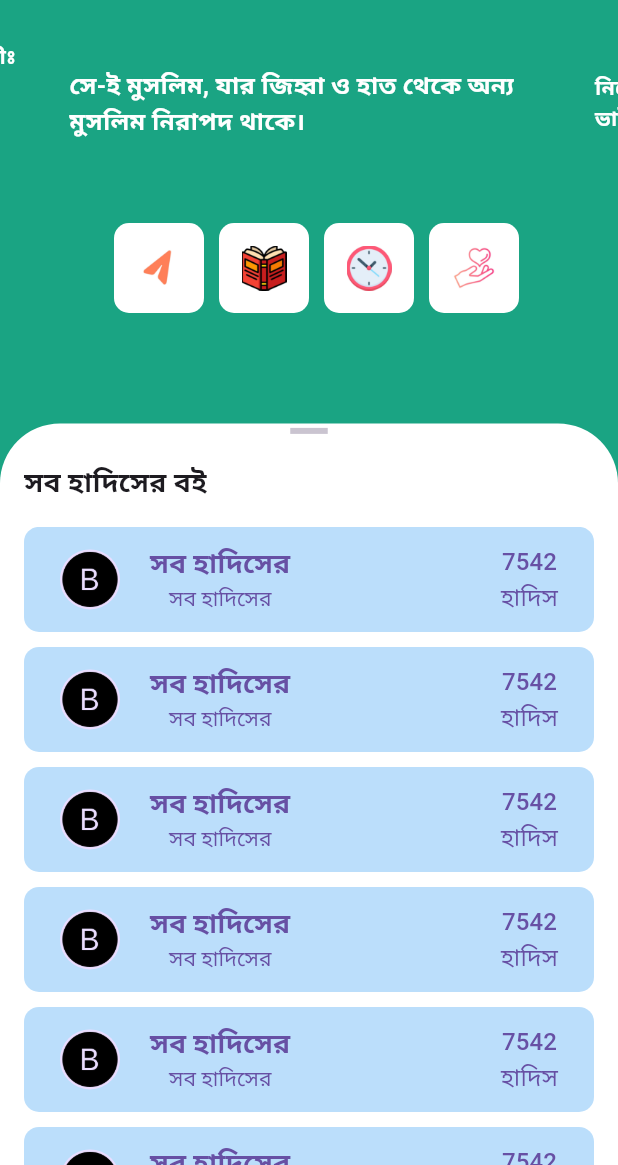
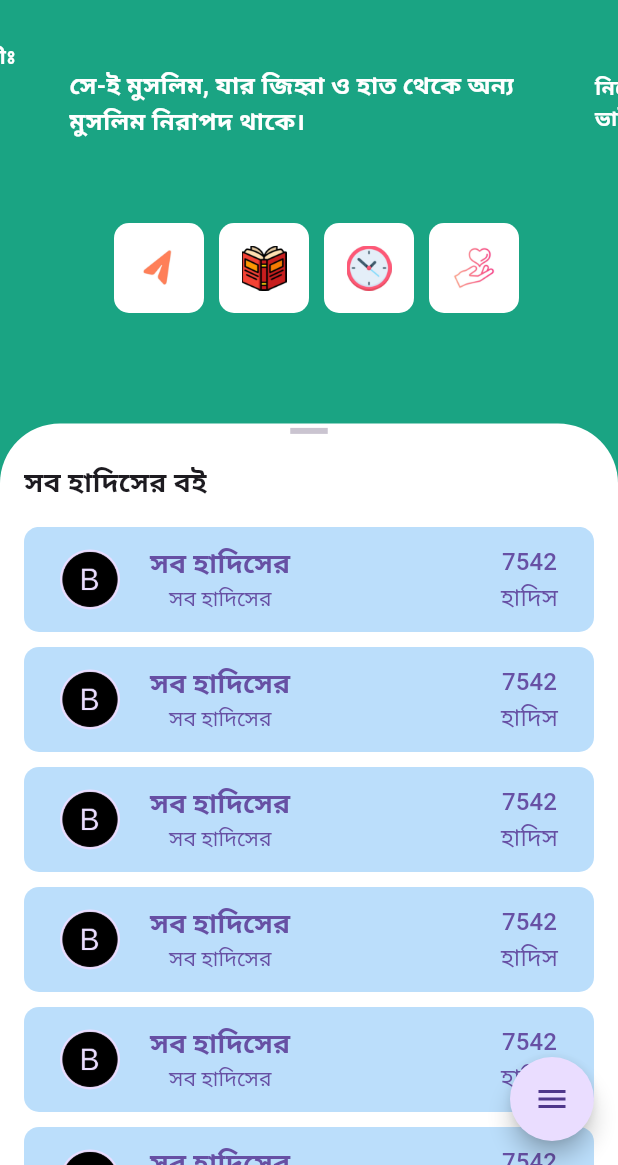
Before and after one commit to faisaldevs/al-hadith, a Flutter app: the screen it shows after launch, on a phone screen of 412 x 824 dp, the part 71-1236 px from its top. Run offline on Flutter 3.47's test engine with Material 3 defaults, Android fonts, the phone set to English and light mode, and no system bars; drawn by our look-alikes of carousel_slider, flutter_advanced_drawer, flutter_speed_dial; our stand-ins replace drift, get; accounts and stored records are empty.

Commit message:
Animated Action Button

```diff
--- a/lib/app/screens/drawer/drawer.dart
+++ b/lib/app/screens/drawer/drawer.dart
@@ -2,6 +2,7 @@ import 'package:flutter/material.dart';
 import 'package:flutter_advanced_drawer/flutter_advanced_drawer.dart';
 
 import '../../theme/app_colors.dart';
+import '../home_page/floating_button/floating_button.dart';
 import '../home_page/homeDetails.dart';
 
 class HomePage extends StatefulWidget {
@@ -149,6 +150,7 @@ class _HomePageState extends State<HomePage> {
           ],
         ),
         body: HomeDetails(),
+        floatingActionButton: const FloatingActionBtn(),
       ),
     );
   }
--- /dev/null
+++ b/lib/app/screens/home_page/floating_button/floating_button.dart
@@ -0,0 +1,37 @@
+import 'package:flutter/material.dart';
+import 'package:flutter_speed_dial/flutter_speed_dial.dart';
+
+import '../../../../utils/assets_links.dart';
+
+class FloatingActionBtn extends StatelessWidget {
+  const FloatingActionBtn({super.key});
+
+  @override
+  Widget build(BuildContext context) {
+    return SpeedDial(
+      overlayColor: Colors.white,
+      overlayOpacity: 0.3,
+      animatedIcon: AnimatedIcons.menu_close,
+      childrenButtonSize: const Size(50, 50),
+      children: [
+        SpeedDialChild(
+          child: SizedBox(width: 25,height: 25,child: Image.asset(ImageLink.navIcon1,),),
+          shape: RoundedRectangleBorder(borderRadius: BorderRadius.circular(60))
+          // label: "Home",
+        ),
+        SpeedDialChild(
+          child: SizedBox(width: 25,height: 25,child: Image.asset(ImageLink.navIcon2,),),
+          // label: "Home",
+        ),
+        SpeedDialChild(
+          child: SizedBox(width: 25,height: 25,child: Image.asset(ImageLink.navIcon3,),),
+          // label: "Home",
+        ),
+        SpeedDialChild(
+          child: SizedBox(width: 25,height: 25,child: Image.asset(ImageLink.navIcon4,),),
+          // label: "Home",
+        ),
+      ],
+    );
+  }
+}
--- a/lib/app/screens/home_page/homeDetails.dart
+++ b/lib/app/screens/home_page/homeDetails.dart
@@ -117,6 +117,7 @@ class HomeDetails extends StatelessWidget {
         ),
       ),
       // drawer:  DrawerUi(),
+      // floatingActionButton: FloatingActionButton(onPressed: (){}),
     );
   }
 }
--- a/lib/utils/assets_links.dart
+++ b/lib/utils/assets_links.dart
@@ -6,4 +6,9 @@ class ImageLink{
 
 
   static String listTile= "assets/listTile.png";
+
+  static String navIcon1 = "assets/action_icons/home.png";
+  static String navIcon2 = "assets/action_icons/2.png";
+  static String navIcon3 = "assets/action_icons/3.png";
+  static String navIcon4 = "assets/action_icons/4.png";
 }
--- a/pubspec.yaml
+++ b/pubspec.yaml
@@ -40,6 +40,7 @@ dependencies:
   drift_dev: ^2.15.0
   get: ^4.6.6
   flutter_advanced_drawer: ^1.3.5
+  flutter_speed_dial: ^7.0.0
 
 
 dev_dependencies:
@@ -67,6 +68,7 @@ flutter:
     # To add assets to your application, add an assets section, like this:
   assets:
     - assets/body_icon/
+    - assets/action_icons/
     - assets/
   #   - images/a_dot_burr.jpeg
   #   - images/a_dot_ham.jpeg
```
Also changed, not shown: assets/action_icons/2.png (added), assets/action_icons/3.png (added), assets/action_icons/4.png (added), assets/action_icons/home.png (added), pubspec.lock.
